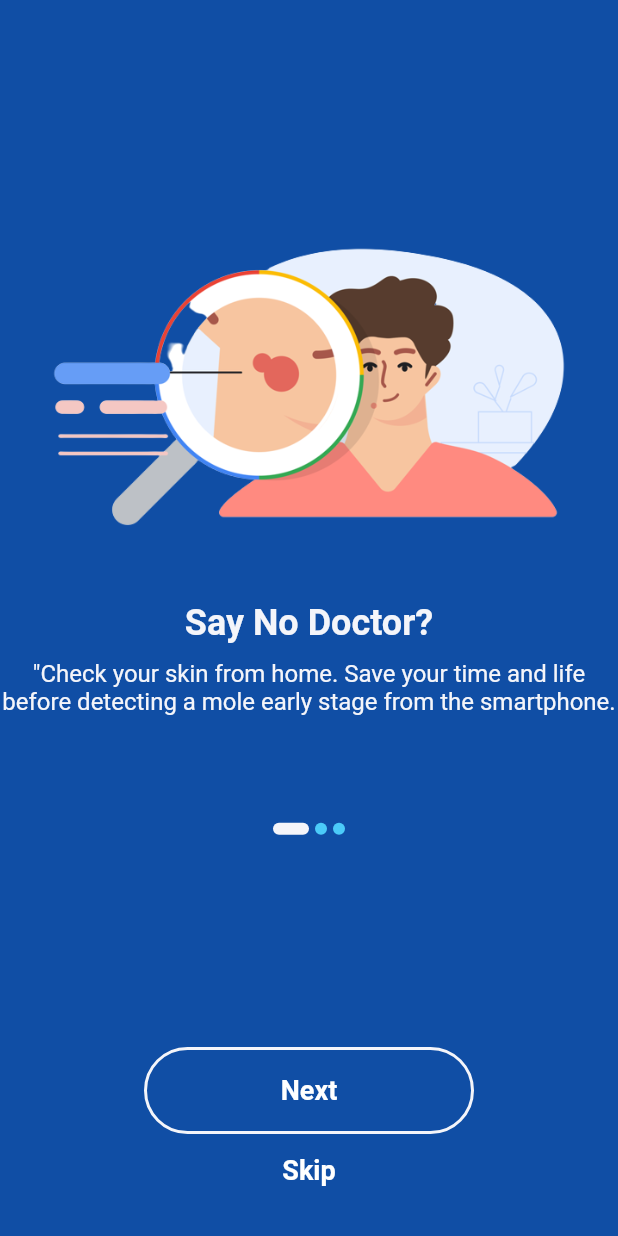
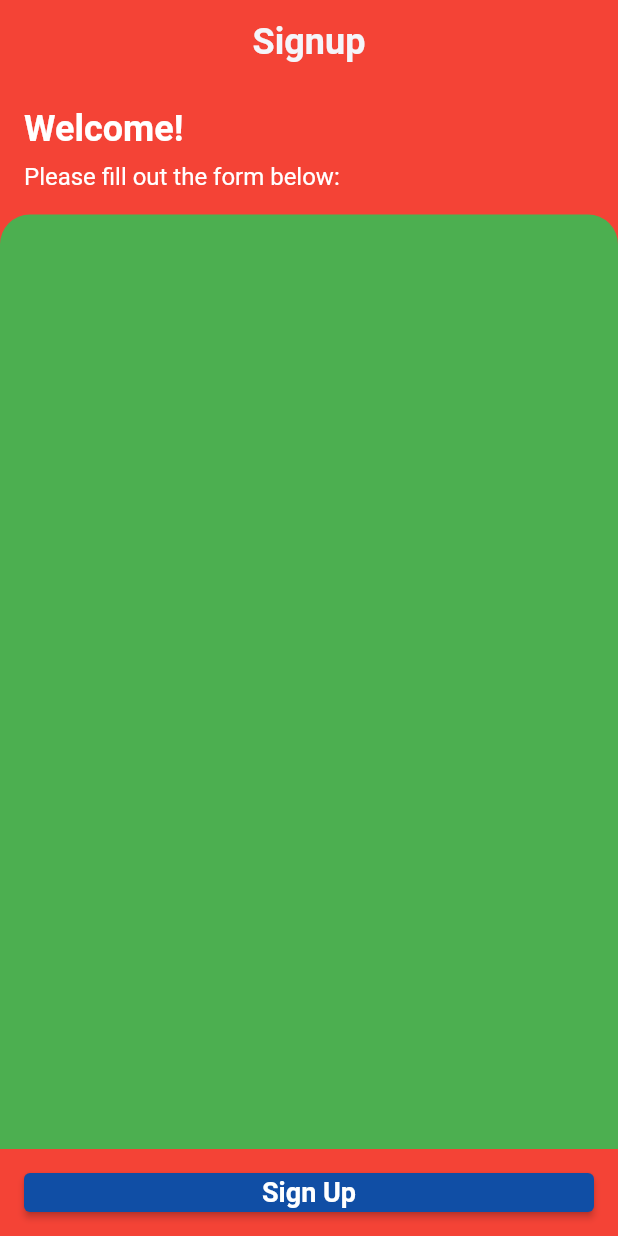
Before and after one commit to Ashok-gc/AI-Dermatologist, a Flutter app: the screen it shows after launch, on a phone screen of 412 x 824 dp. Run offline on Flutter 3.47's test engine with Material 2 defaults, Android fonts, the phone set to English and light mode, and no system bars; drawn by our look-alikes of smooth_page_indicator; our stand-ins replace flutter_svg, flutter_switch; Roboto replaces fonts that are missing (SF Pro Display).

Commit message:
signup design

```diff
--- /dev/null
+++ b/lib/screens/signup_screen/signup2.dart
@@ -0,0 +1,91 @@
+
+import 'package:flutter/material.dart';
+
+import '../../utils/constants/app_page_names.dart';
+
+class SignupPage extends StatelessWidget {
+  const SignupPage({super.key});
+
+  @override
+  Widget build(BuildContext context) {
+    return Scaffold(
+      backgroundColor: Colors.red, // Set the background color to blue
+
+      appBar: AppBar(
+        title: const Text('Signup'),
+      ),
+
+      body: Column(
+        crossAxisAlignment: CrossAxisAlignment.stretch,
+        children: [
+          Padding(
+            padding: const EdgeInsets.all(16.0),
+            child: Column(
+              crossAxisAlignment: CrossAxisAlignment.start,
+              children: const [
+                Text(
+                  'Welcome!',
+                  style: TextStyle(
+                    fontSize: 24,
+                    fontWeight: FontWeight.bold,
+                    color: Colors.white,
+                  ),
+                ),
+                SizedBox(height: 8),
+                Text(
+                  'Please fill out the form below:',
+                  style: TextStyle(
+                    fontSize: 16,
+                    color: Colors.white,
+                  ),
+                ),
+              ],
+            ),
+          ),
+
+          Expanded(
+            child: Container(
+              decoration: const BoxDecoration(
+                color: Colors.green,
+                borderRadius: BorderRadius.only(
+                  topLeft: Radius.circular(20),
+                  topRight: Radius.circular(20),
+                ),
+              ),
+              child: SingleChildScrollView(
+                padding: const EdgeInsets.all(16),
+                child: Column(
+                  children: const [
+                    // Add your form widgets here
+                  ],
+                ),
+              ),
+            ),
+          ),
+        ],
+      ),
+
+      bottomNavigationBar: Container(
+
+        // color: Colors.white,
+        decoration: const BoxDecoration(
+          color: Colors.transparent, // Set the container background color to transparent
+        ),
+        padding: const EdgeInsets.all(16),
+        height: 58,
+        child: ElevatedButton(
+          onPressed: () {
+            height: 58;
+
+            // Perform signup action
+
+            //signup page
+            Navigator.pushNamed(
+                            context, AppPageNames.signUpScreen);
+          },
+          child: const Text('Sign Up'),
+        ),
+      ),
+    );
+  }
+}
--- a/lib/screens/splash_screen.dart
+++ b/lib/screens/splash_screen.dart
@@ -17,7 +17,7 @@ class _SplashScreenState extends State<SplashScreen> {
     await Future.delayed(const Duration(seconds: 2));
     if (!mounted) return;
     Navigator.pushNamedAndRemoveUntil(
-        context, AppPageNames.introScreen, (_) => false);
+        context, AppPageNames.signupPage, (_) => false);
   }
   @override
   void initState() {
--- a/lib/utils/app_routes.dart
+++ b/lib/utils/app_routes.dart
@@ -3,6 +3,7 @@ import 'package:ai_dermatologist/screens/password_recovery_screens/password_reco
 import 'package:ai_dermatologist/screens/password_recovery_screens/password_recovery_select_screen.dart';
 import 'package:ai_dermatologist/screens/password_recovery_screens/password_reset_link_sent_sucess_screen.dart';
 import 'package:ai_dermatologist/screens/sigin_screens/signin_screen.dart';
+import 'package:ai_dermatologist/screens/signup_screen/signup2.dart';
 import 'package:flutter/material.dart';
 
 import '../screens/intro_screen.dart';
@@ -32,6 +33,8 @@ class AppRouteGenerator {
         return MaterialPageRoute(builder: (_) => const PasswordResentLinkSentSucessScreen());
       case AppPageNames.homeScreen:
         return MaterialPageRoute(builder: (_) => const SignInScreen());
+      case AppPageNames.signupPage:
+        return MaterialPageRoute(builder: (_) => const SignupPage());
       default:
         // Open this page if wrong route address used
         return MaterialPageRoute(
--- a/lib/utils/constants/app_colors.dart
+++ b/lib/utils/constants/app_colors.dart
@@ -17,6 +17,7 @@ class AppColors {
   static const Color black = Color(0xFF1E1E1E);
   static const Color textColor1= Color(0xFFF4F5FA);
   static const Color white= Color(0xFFF4F5FA);
+  static const Color container = Color(0xFFF2F5FC);
 
 
   /// Custom MaterialColor from Helper function
--- a/lib/utils/constants/app_page_names.dart
+++ b/lib/utils/constants/app_page_names.dart
@@ -4,6 +4,7 @@ class AppPageNames {
   static const String introScreen = '/intro';
   static const String signInScreen = '/signin';
   static const String signUpScreen = '/signup';
+  static const String signupPage = '/signuppage';
   static const String passwordRecoverySelectScreen = '/password-recovery-select';
   static const String resetPasswordEmailScreen = '/password-recovery-send';
   static const String passwordResentLinkSentSucessScreen = '/password-recovery-sent';
```
Also changed, not shown: lib/screens/signup_screen/signup_screen.dart (+27 -6 lines), lib/ss.dart (added, +77 -0 lines), lib/widgets/core_widgets.dart (+44 -4 lines), lib/main.dart (line endings or trailing spaces).
